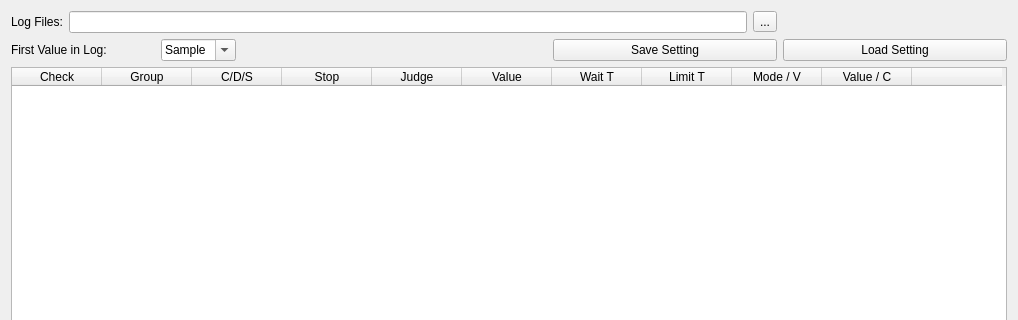
Above: homepage/ui_rule_tab.ui from TC-FW/Battery-Auto-Test-Tool before the change; both pictures show x 0 to 1018 and y 0 to 320 of the 1018 by 698 pixel window. Below: the same form after it.
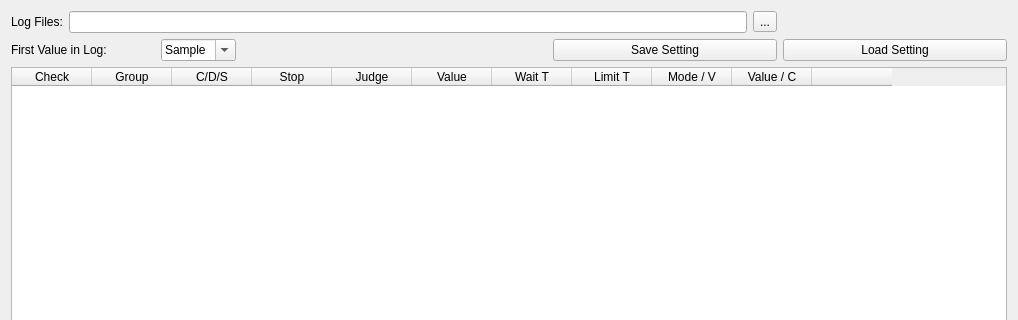
That is the form after the change.

What changed in the file:
```diff
--- a/homepage/ui_rule_tab.ui
+++ b/homepage/ui_rule_tab.ui
@@ -198,10 +198,10 @@
         <bool>true</bool>
        </attribute>
        <attribute name="horizontalHeaderMinimumSectionSize">
-        <number>90</number>
+        <number>80</number>
        </attribute>
        <attribute name="horizontalHeaderDefaultSectionSize">
-        <number>90</number>
+        <number>80</number>
        </attribute>
        <attribute name="horizontalHeaderHighlightSections">
         <bool>true</bool>
```
